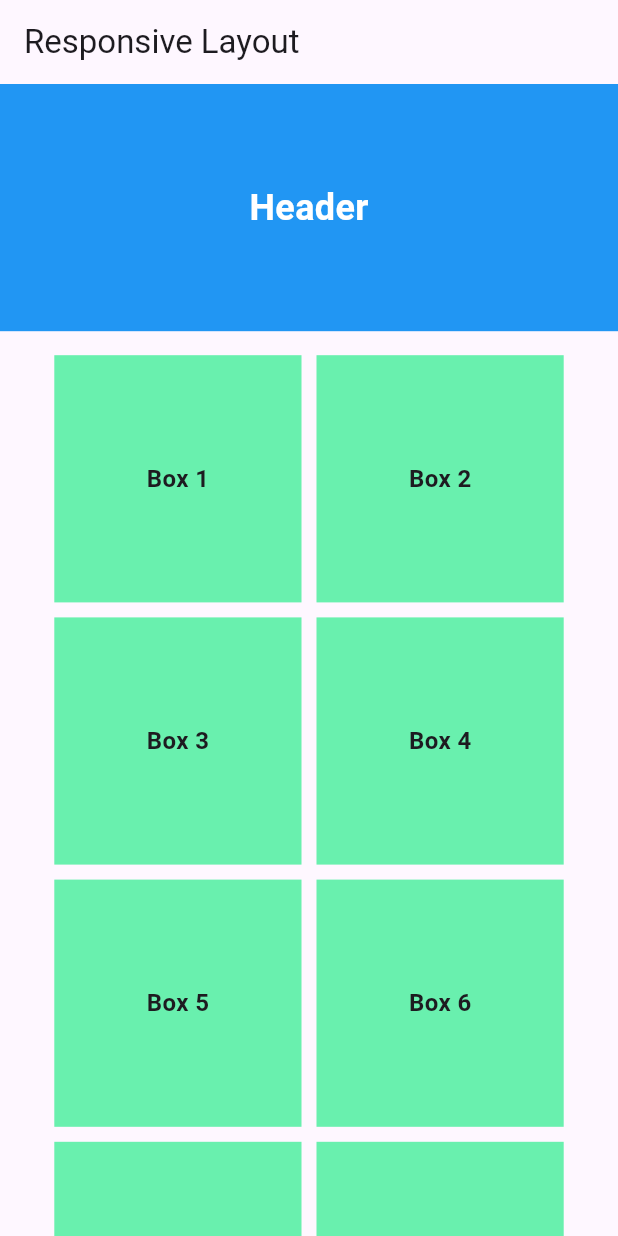
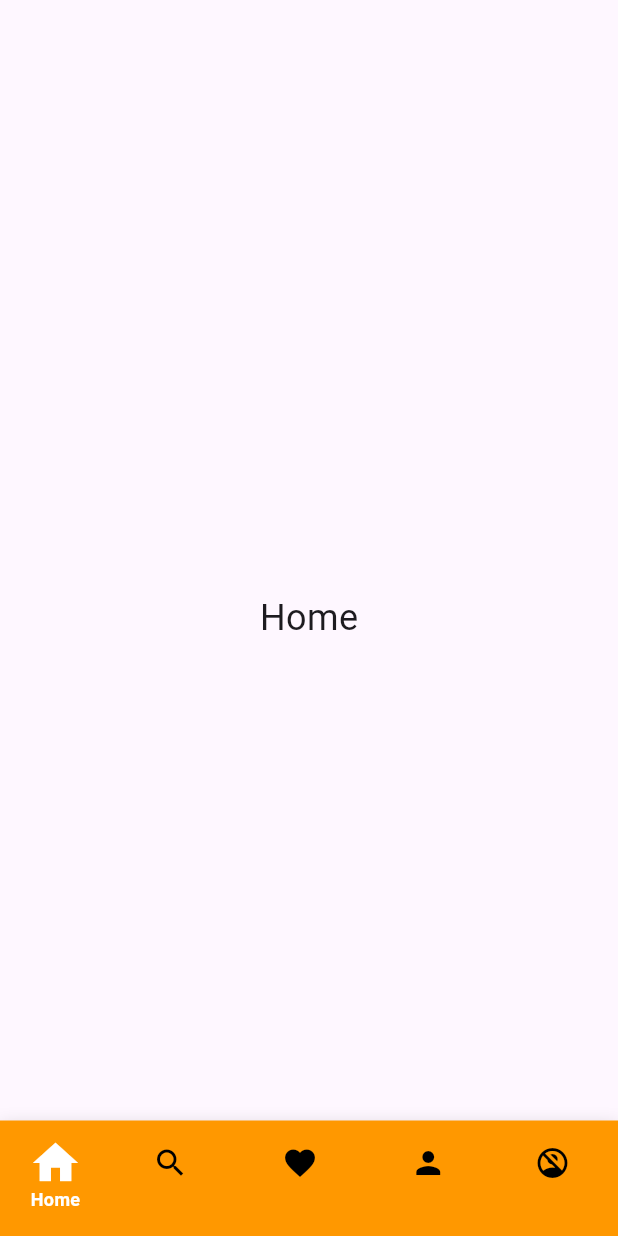
Before and after one commit to CBS-RishabhJain/Demo_poc_HrEye_Calender, a Flutter app: the screen it shows after launch, on a phone screen of 412 x 824 dp. Run offline on Flutter 3.47's test engine with Material 3 defaults, Android fonts, the light colour scheme and no system bars; our stand-ins replace animated_bottom_navigation_bar, convex_bottom_bar, easy_date_timeline, fl_chart, fluttertoast, scrollable_positioned_list and 1 more; missing offline and left inert: scrollable_clean_calendar.

Commit message:
bottomNav

```diff
--- /dev/null
+++ b/lib/BottomNavigation/AnimatedScaleFadeBottomNavBar.dart
@@ -0,0 +1,109 @@
+import 'package:flutter/cupertino.dart';
+import 'package:flutter/material.dart';
+
+class AnimatedScaleFadeBottomNavBar extends StatefulWidget {
+  @override
+  _AnimatedScaleFadeBottomNavBarState createState() =>
+      _AnimatedScaleFadeBottomNavBarState();
+}
+
+class _AnimatedScaleFadeBottomNavBarState
+    extends State<AnimatedScaleFadeBottomNavBar> {
+  int _currentIndex = 0;
+
+  final List<Widget> _pages = [
+    Center(child: Text('Home', style: TextStyle(fontSize: 24))),
+    Center(child: Text('Search', style: TextStyle(fontSize: 24))),
+    Center(child: Text('Favorites', style: TextStyle(fontSize: 24))),
+    Center(child: Text('Profile', style: TextStyle(fontSize: 24))),
+    Center(child: Text('Account', style: TextStyle(fontSize: 24))),
+  ];
+
+  final List<IconData> _icons = [
+    Icons.home,
+    Icons.search,
+    Icons.favorite,
+    Icons.person,
+    Icons.no_accounts,
+  ];
+
+  final List<String> _labels = ['Home', 'Search', 'Favorites', 'Profile','Account'];
+
+  @override
+  Widget build(BuildContext context) {
+    return Scaffold(
+      body: Stack(
+        children: [
+          _pages[_currentIndex],
+          Align(
+            alignment: Alignment.bottomCenter,
+            child: _buildAnimatedBottomNavBar(),
+          ),
+        ],
+      ),
+    );
+  }
+
+  Widget _buildAnimatedBottomNavBar() {
+    return Container(
+      //margin: EdgeInsets.symmetric(horizontal: 3, vertical: 3),
+      padding: EdgeInsets.symmetric(vertical: 8),
+      decoration: BoxDecoration(
+        color: Colors.orange,
+        //borderRadius: BorderRadius.circular(10),
+        boxShadow: [
+          BoxShadow(
+            color: Colors.black.withOpacity(0.2),
+            blurRadius: 10,
+            offset: Offset(0, 4),
+          ),
+        ],
+      ),
+      child: Row(
+        mainAxisAlignment: MainAxisAlignment.spaceAround,
+        children: List.generate(_icons.length, (index) {
+          bool isSelected = _currentIndex == index;
+
+          return GestureDetector(
+            onTap: () {
+              setState(() {
+                _currentIndex = index;
+              });
+            },
+            child: AnimatedContainer(
+              duration: Duration(milliseconds: 300),
+              curve: Curves.easeInOut,
+              padding: EdgeInsets.symmetric(horizontal: 12, vertical: 8),
+              child: Column(
+                mainAxisSize: MainAxisSize.min,
+                children: [
+                  AnimatedScale(
+                    scale: isSelected ? 1.5 : 1.0,
+                    duration: Duration(milliseconds: 300),
+                    child: Icon(
+                      _icons[index],
+                      color: isSelected ? Colors.white : Colors.black,
+                    ),
+                  ),
+                  SizedBox(height: 4),
+                  AnimatedOpacity(
+                    opacity: isSelected ? 1.0 : 0.0,
+                    duration: Duration(milliseconds: 300),
+                    child: Text(
+                      _labels[index],
+                      style: TextStyle(
+                        color: isSelected ? Colors.white : Colors.black,
+                        fontSize: 12,
+                        fontWeight: FontWeight.bold,
+                      ),
+                    ),
+                  ),
+                ],
+              ),
+            ),
+          );
+        }),
+      ),
+    );
+  }
+}
--- a/lib/main.dart
+++ b/lib/main.dart
@@ -2,6 +2,10 @@ import 'package:demoprojectcalender/HorizontalStepper.dart';
 import 'package:flutter/material.dart';
 
 import 'BarChartExample.dart';
+import 'BottomNavigation/AnimatedBottomNavigationBarExample.dart';
+import 'BottomNavigation/AnimatedScaleFadeBottomNavBar.dart';
+import 'BottomNavigation/CustomAnimatedBottomNavBar.dart';
+import 'BottomNavigation/CustomBottomNavBar.dart';
 import 'CalendarApp.dart';
 import 'CustomHorizontalCalendar.dart';
 import 'CustomHorizontalCalendarMonth.dart';
@@ -34,7 +38,7 @@ class MyApp extends StatelessWidget {
       //     PricePoint(4, 180),
       //   ],
       // ),
-      home: ResponsiveLayout(),
+      home: AnimatedScaleFadeBottomNavBar(),
     );
   }
 
--- a/pubspec.yaml
+++ b/pubspec.yaml
@@ -37,15 +37,17 @@ dependencies:
   cupertino_icons: ^1.0.6
   org_chart: ^3.1.0
   easy_date_timeline: ^1.1.3
- # syncfusion_flutter_calendar: ^27.2.3
+  syncfusion_flutter_calendar: ^27.2.3
   scrollable_positioned_list: ^0.3.5
   fluttertoast: ^8.2.1
   scrollable_clean_calendar: 1.5.0
   fl_chart: ^0.69.2
   #fl_chart: ^0.56.0
-  syncfusion_flutter_calendar: ^27.2.3
+  #syncfusion_flutter_calendar: ^27.2.3
 
 #  fl_chart: ^0.55.2
+  convex_bottom_bar: ^3.0.0
+  animated_bottom_navigation_bar: ^1.0.0
 
 
 
```
Also changed, not shown: lib/BottomNavigation/AnimatedBottomNavigationBarExample.dart (added, +69 -0 lines), lib/BottomNavigation/CustomAnimatedBottomNavBar.dart (added, +117 -0 lines), lib/BottomNavigation/CustomBottomNavBar.dart (added, +187 -0 lines), pubspec.lock.
